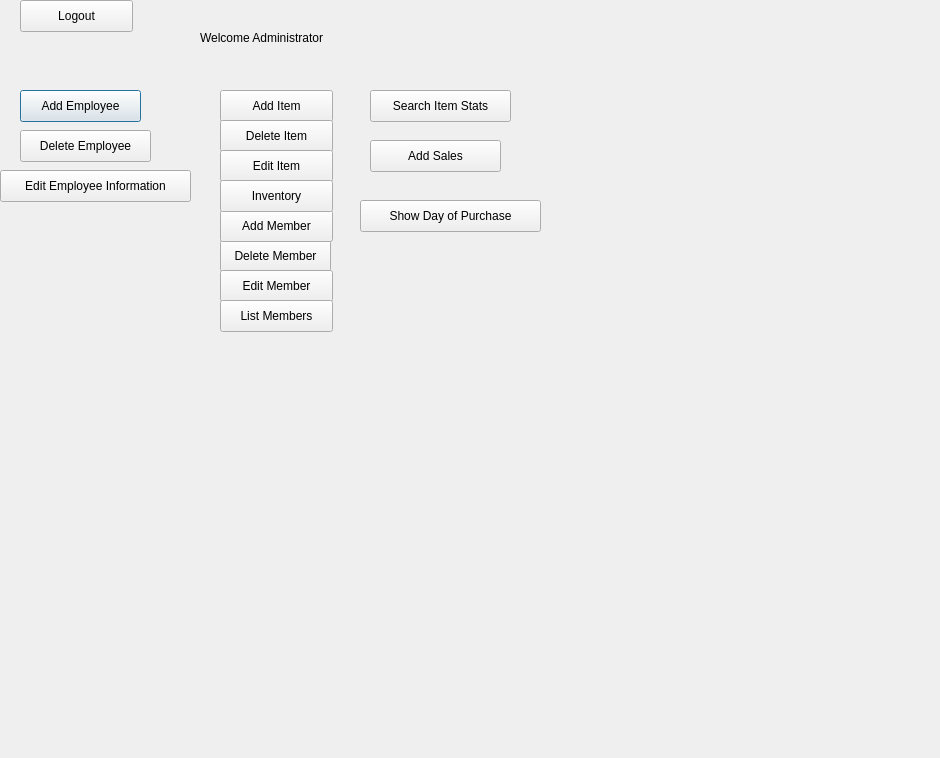
Tligtvoet/goat-bulk, file QtGui/menuAdministrator.ui: the form before one commit.
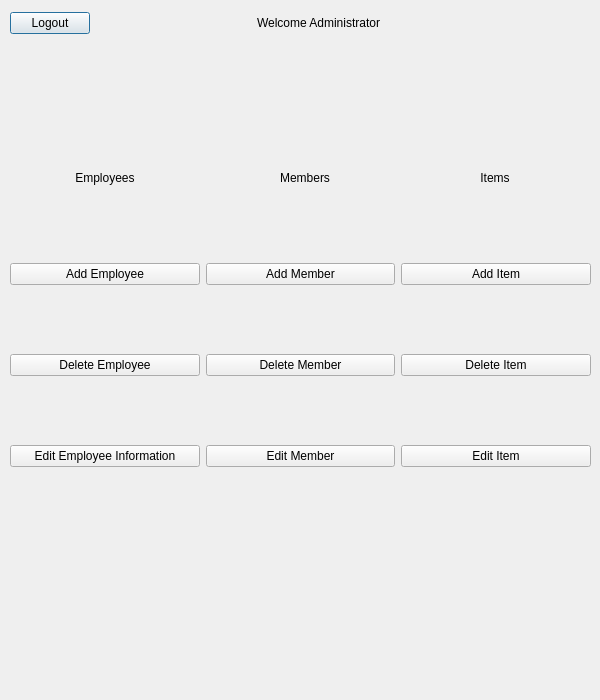
The form after the commit.

The edit to the form file:
```diff
--- a/QtGui/menuAdministrator.ui
+++ b/QtGui/menuAdministrator.ui
@@ -6,220 +6,198 @@
    <rect>
     <x>0</x>
     <y>0</y>
-    <width>940</width>
-    <height>758</height>
+    <width>600</width>
+    <height>700</height>
    </rect>
   </property>
+  <property name="minimumSize">
+   <size>
+    <width>600</width>
+    <height>700</height>
+   </size>
+  </property>
+  <property name="maximumSize">
+   <size>
+    <width>600</width>
+    <height>700</height>
+   </size>
+  </property>
   <property name="windowTitle">
    <string>Dialog</string>
   </property>
-  <widget class="QPushButton" name="pushButton_2">
+  <widget class="QLabel" name="label_employees">
    <property name="geometry">
     <rect>
-     <x>20</x>
-     <y>90</y>
-     <width>121</width>
-     <height>32</height>
+     <x>70</x>
+     <y>170</y>
+     <width>70</width>
+     <height>16</height>
     </rect>
    </property>
    <property name="text">
-    <string>Add Employee</string>
+    <string>Employees</string>
    </property>
-  </widget>
-  <widget class="QPushButton" name="pushButton_5">
-   <property name="geometry">
-    <rect>
-     <x>220</x>
-     <y>90</y>
-     <width>113</width>
-     <height>32</height>
-    </rect>
+   <property name="alignment">
+    <set>Qt::AlignCenter</set>
    </property>
-   <property name="text">
-    <string>Add Item</string>
-   </property>
   </widget>
-  <widget class="QPushButton" name="pushButton_6">
+  <widget class="QLabel" name="label_members">
    <property name="geometry">
     <rect>
-     <x>220</x>
-     <y>120</y>
-     <width>113</width>
-     <height>32</height>
-    </rect>
-   </property>
-   <property name="text">
-    <string>Delete Item</string>
-   </property>
-  </widget>
-  <widget class="QPushButton" name="pushButton_10">
-   <property name="geometry">
-    <rect>
-     <x>220</x>
-     <y>150</y>
-     <width>113</width>
-     <height>32</height>
-    </rect>
-   </property>
-   <property name="text">
-    <string>Edit Item</string>
-   </property>
-  </widget>
-  <widget class="QLabel" name="label">
-   <property name="geometry">
-    <rect>
-     <x>200</x>
-     <y>30</y>
-     <width>191</width>
+     <x>270</x>
+     <y>170</y>
+     <width>70</width>
      <height>16</height>
     </rect>
    </property>
    <property name="text">
-    <string>Welcome Administrator</string>
+    <string>Members</string>
    </property>
-  </widget>
-  <widget class="QPushButton" name="pushButton_8">
-   <property name="geometry">
-    <rect>
-     <x>220</x>
-     <y>240</y>
-     <width>111</width>
-     <height>32</height>
-    </rect>
+   <property name="alignment">
+    <set>Qt::AlignCenter</set>
    </property>
-   <property name="text">
-    <string>Delete Member</string>
-   </property>
   </widget>
-  <widget class="QPushButton" name="pushButton_11">
+  <widget class="QLabel" name="label_items">
    <property name="geometry">
     <rect>
-     <x>220</x>
-     <y>270</y>
-     <width>113</width>
-     <height>32</height>
-    </rect>
-   </property>
-   <property name="text">
-    <string>Edit Member</string>
-   </property>
-  </widget>
-  <widget class="QPushButton" name="pushButton_7">
-   <property name="geometry">
-    <rect>
-     <x>220</x>
-     <y>210</y>
-     <width>113</width>
-     <height>32</height>
-    </rect>
-   </property>
-   <property name="text">
-    <string>Add Member</string>
-   </property>
-  </widget>
-  <widget class="QPushButton" name="pushButton_4">
-   <property name="geometry">
-    <rect>
-     <x>0</x>
+     <x>460</x>
      <y>170</y>
-     <width>191</width>
-     <height>32</height>
+     <width>70</width>
+     <height>16</height>
     </rect>
    </property>
    <property name="text">
-    <string>Edit Employee Information</string>
+    <string>Items</string>
    </property>
-  </widget>
-  <widget class="QPushButton" name="pushButton">
-   <property name="geometry">
-    <rect>
-     <x>20</x>
-     <y>0</y>
-     <width>113</width>
-     <height>32</height>
-    </rect>
+   <property name="alignment">
+    <set>Qt::AlignCenter</set>
    </property>
-   <property name="text">
-    <string>Logout</string>
-   </property>
   </widget>
-  <widget class="QPushButton" name="pushButton_3">
+  <widget class="QWidget" name="">
    <property name="geometry">
     <rect>
-     <x>20</x>
-     <y>130</y>
-     <width>131</width>
-     <height>32</height>
+     <x>10</x>
+     <y>10</y>
+     <width>371</width>
+     <height>26</height>
     </rect>
    </property>
-   <property name="text">
-    <string>Delete Employee</string>
-   </property>
+   <layout class="QHBoxLayout" name="horizontalLayout">
+    <item>
+     <widget class="QPushButton" name="pushButton">
+      <property name="text">
+       <string>Logout</string>
+      </property>
+     </widget>
+    </item>
+    <item>
+     <spacer name="horizontalSpacer">
+      <property name="orientation">
+       <enum>Qt::Horizontal</enum>
+      </property>
+      <property name="sizeHint" stdset="0">
+       <size>
+        <width>40</width>
+        <height>20</height>
+       </size>
+      </property>
+     </spacer>
+    </item>
+    <item>
+     <widget class="QLabel" name="label">
+      <property name="text">
+       <string>Welcome Administrator</string>
+      </property>
+     </widget>
+    </item>
+   </layout>
   </widget>
-  <widget class="QPushButton" name="pushButton_9">
+  <widget class="QWidget" name="">
    <property name="geometry">
     <rect>
-     <x>220</x>
-     <y>300</y>
-     <width>113</width>
-     <height>32</height>
-    </rect>
-   </property>
-   <property name="text">
-    <string>List Members</string>
-   </property>
-  </widget>
-  <widget class="QPushButton" name="pushButton_12">
-   <property name="geometry">
-    <rect>
-     <x>220</x>
-     <y>180</y>
-     <width>113</width>
-     <height>32</height>
-    </rect>
-   </property>
-   <property name="text">
-    <string>Inventory</string>
-   </property>
-  </widget>
-  <widget class="QPushButton" name="pushButton_13">
-   <property name="geometry">
-    <rect>
-     <x>370</x>
-     <y>90</y>
-     <width>141</width>
-     <height>32</height>
-    </rect>
-   </property>
-   <property name="text">
-    <string>Search Item Stats</string>
-   </property>
-  </widget>
-  <widget class="QPushButton" name="pushButton_14">
-   <property name="geometry">
-    <rect>
-     <x>370</x>
-     <y>140</y>
-     <width>131</width>
-     <height>32</height>
-    </rect>
-   </property>
-   <property name="text">
-    <string>Add Sales</string>
-   </property>
-  </widget>
-  <widget class="QPushButton" name="pushButton_15">
-   <property name="geometry">
-    <rect>
-     <x>360</x>
+     <x>10</x>
      <y>200</y>
-     <width>181</width>
-     <height>32</height>
+     <width>581</width>
+     <height>331</height>
     </rect>
    </property>
-   <property name="text">
-    <string>Show Day of Purchase</string>
-   </property>
+   <layout class="QHBoxLayout" name="horizontalLayout_2">
+    <item>
+     <layout class="QVBoxLayout" name="verticalLayout">
+      <item>
+       <widget class="QPushButton" name="pushButton_2">
+        <property name="text">
+         <string>Add Employee</string>
+        </property>
+       </widget>
+      </item>
+      <item>
+       <widget class="QPushButton" name="pushButton_3">
+        <property name="text">
+         <string>Delete Employee</string>
+        </property>
+       </widget>
+      </item>
+      <item>
+       <widget class="QPushButton" name="pushButton_4">
+        <property name="text">
+         <string>Edit Employee Information</string>
+        </property>
+       </widget>
+      </item>
+     </layout>
+    </item>
+    <item>
+     <layout class="QVBoxLayout" name="verticalLayout_2">
+      <item>
+       <widget class="QPushButton" name="pushButton_7">
+        <property name="text">
+         <string>Add Member</string>
+        </property>
+       </widget>
+      </item>
+      <item>
+       <widget class="QPushButton" name="pushButton_8">
+        <property name="text">
+         <string>Delete Member</string>
+        </property>
+       </widget>
+      </item>
+      <item>
+       <widget class="QPushButton" name="pushButton_11">
+        <property name="text">
+         <string>Edit Member</string>
+        </property>
+       </widget>
+      </item>
+     </layout>
+    </item>
+    <item>
+     <layout class="QVBoxLayout" name="verticalLayout_3">
+      <item>
+       <widget class="QPushButton" name="pushButton_5">
+        <property name="text">
+         <string>Add Item</string>
+        </property>
+       </widget>
+      </item>
+      <item>
+       <widget class="QPushButton" name="pushButton_6">
+        <property name="text">
+         <string>Delete Item</string>
+        </property>
+       </widget>
+      </item>
+      <item>
+       <widget class="QPushButton" name="pushButton_10">
+        <property name="text">
+         <string>Edit Item</string>
+        </property>
+       </widget>
+      </item>
+     </layout>
+    </item>
+   </layout>
   </widget>
  </widget>
  <resources/>
```
